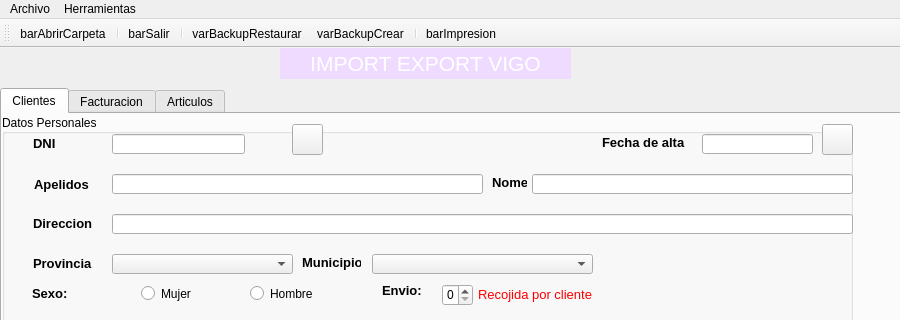
Before: the Qt Designer form window.ui in PortelaAtenea/BasicInterface, drawn with Qt 5; both pictures show x 0 to 900 and y 0 to 320 of the 900 by 703 pixel window.
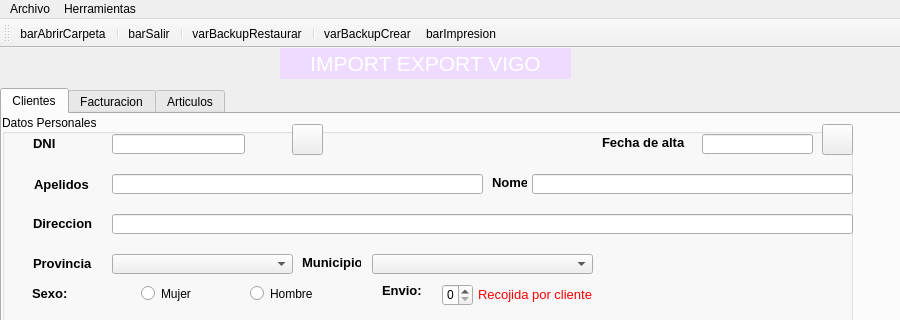
After: the same form once the commit is applied. Icons and pictures are not drawn.

The edit to the form file:
```diff
--- a/window.ui
+++ b/window.ui
@@ -789,8 +789,8 @@
    <addaction name="actionbarSalir"/>
    <addaction name="separator"/>
    <addaction name="actionvarBackupRestaurar"/>
+   <addaction name="separator"/>
    <addaction name="actionvarBackupCrear"/>
-   <addaction name="separator"/>
    <addaction name="actionbarImprimir"/>
   </widget>
   <action name="actionSalir">
```
Left out of the diff: 16 changed lines with no effect on the pictures.
